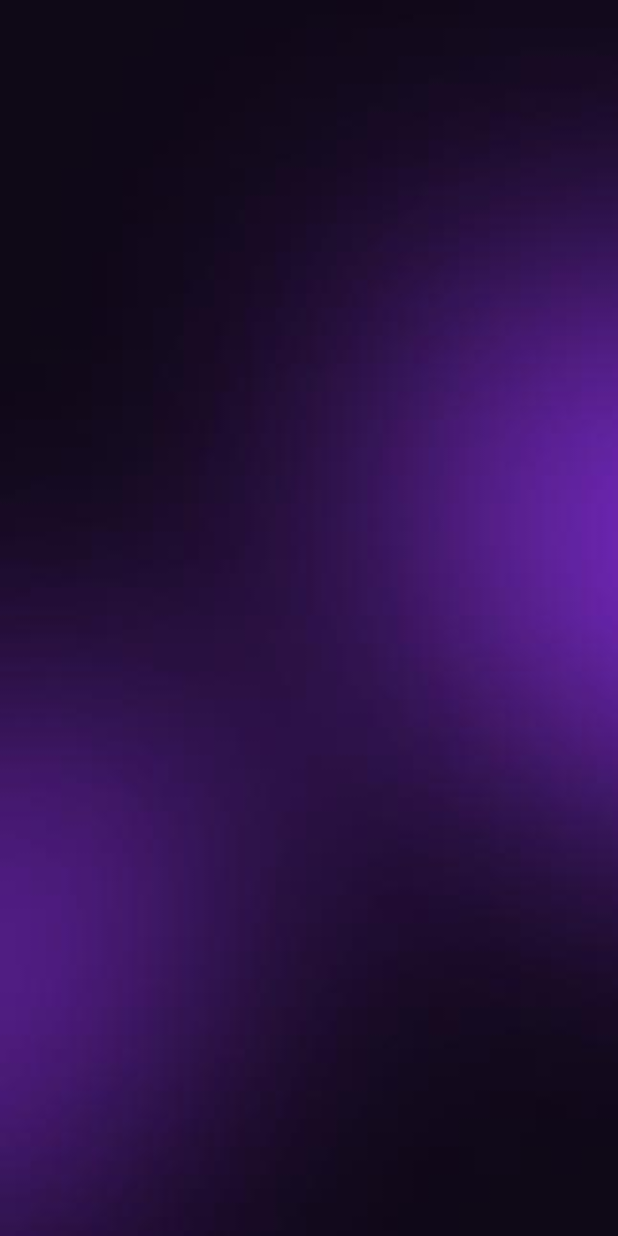
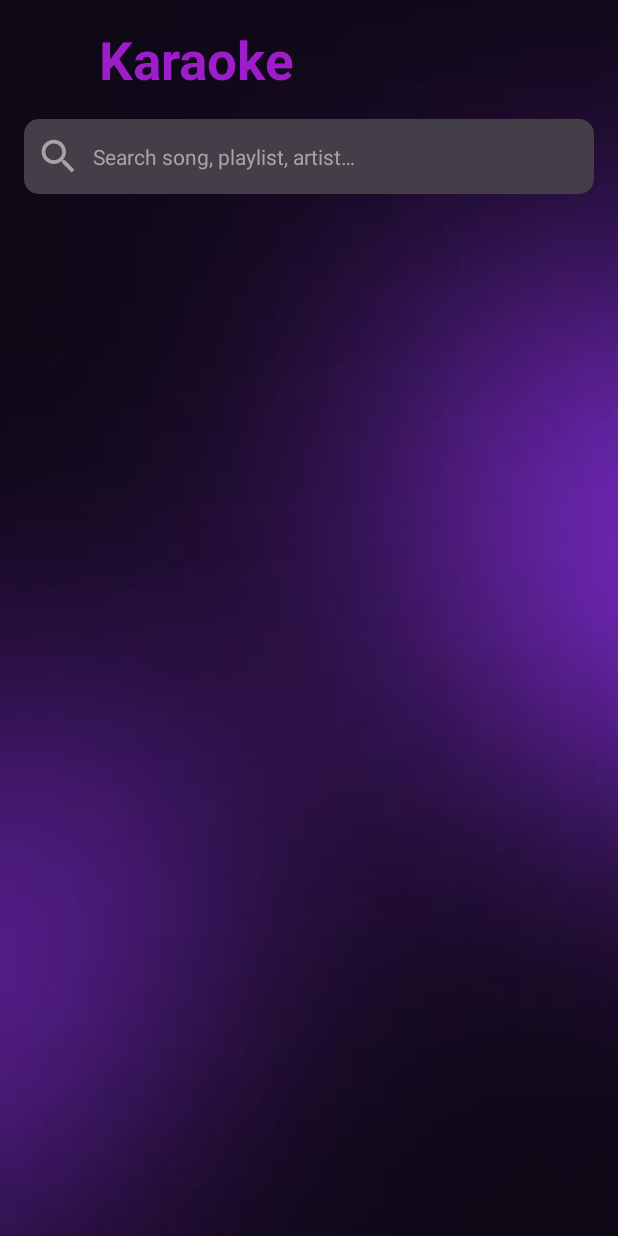
Before and after one commit to buiftheescoong/-HKI2425_MobDev20_Nhom06, an Android app built with Jetpack Compose: the layout karaoke.xml on its own in the app's theme, with its tools: preview values and no code run, on a phone screen of 412 x 824 dp. Run offline under Robolectric (Android 15) with nearby library versions, the light colour scheme and no system bars.

Commit message:
update player_activity forget_pass_activity xml

```diff
--- a/app/src/main/res/layout/forget_password_activity.xml
+++ b/app/src/main/res/layout/forget_password_activity.xml
@@ -21,7 +21,7 @@
         android:layout_marginTop="32dp"
         android:layout_marginBottom="16dp"
         android:gravity="center"
-        android:text="@string/textViewChangePassword"
+        android:text="@string/enterYourEmail"
         android:textColor="@color/white"
         android:textSize="24sp"
         android:textStyle="bold" />
--- a/app/src/main/res/layout/karaoke.xml
+++ b/app/src/main/res/layout/karaoke.xml
@@ -8,36 +8,35 @@
     android:padding="16dp">
 
     <!-- Music Section Header -->
-<!--    <TextView-->
-<!--        android:id="@+id/textKaraoke"-->
-<!--        android:layout_width="wrap_content"-->
-<!--        android:layout_height="wrap_content"-->
-<!--        android:layout_marginStart="50dp"-->
-<!--        android:text="@string/textKaraoke"-->
-<!--        android:textSize="35sp"-->
-<!--        android:textColor="#9D1DCA"-->
-<!--        android:textStyle="bold"-->
-<!--        app:layout_constraintTop_toTopOf="parent"-->
-<!--        app:layout_constraintStart_toStartOf="parent"-->
-<!--        app:layout_constraintEnd_toEndOf="parent" />-->
+    <TextView
+        android:id="@+id/textKaraoke"
+        android:layout_width="wrap_content"
+        android:layout_height="wrap_content"
+        android:layout_marginStart="50dp"
+        android:text="@string/textKaraoke"
+        android:textSize="35sp"
+        android:textColor="#9D1DCA"
+        android:textStyle="bold"
+        app:layout_constraintTop_toTopOf="parent"
+        app:layout_constraintStart_toStartOf="parent" />
 
-<!--    &lt;!&ndash; Search Bar &ndash;&gt;-->
-<!--    <EditText-->
-<!--        android:id="@+id/editTextSearch"-->
-<!--        android:layout_width="match_parent"-->
-<!--        android:layout_height="50dp"-->
-<!--        android:autofillHints=""-->
-<!--        android:background="@drawable/search_bar_background"-->
-<!--        android:drawableStart="@drawable/icon_search"-->
-<!--        android:drawablePadding="8dp"-->
-<!--        android:hint="@string/editTextSearch"-->
-<!--        android:textColorHint="#A5A5A5"-->
-<!--        android:textColor="#A5A5A5"-->
-<!--        android:textSize="14sp"-->
-<!--        android:inputType="text"-->
-<!--        app:layout_constraintTop_toBottomOf="@id/textKaraoke"-->
-<!--        app:layout_constraintStart_toStartOf="parent"-->
-<!--        app:layout_constraintEnd_toEndOf="parent"-->
-<!--        android:layout_marginTop="16dp"/>-->
+    <!-- Search Bar -->
+    <EditText
+        android:id="@+id/editTextSearch"
+        android:layout_width="match_parent"
+        android:layout_height="50dp"
+        android:autofillHints=""
+        android:background="@drawable/search_bar_background"
+        android:drawableStart="@drawable/icon_search"
+        android:drawablePadding="8dp"
+        android:hint="@string/editTextSearch"
+        android:textColorHint="#A5A5A5"
+        android:textColor="#A5A5A5"
+        android:textSize="14sp"
+        android:inputType="text"
+        app:layout_constraintTop_toBottomOf="@id/textKaraoke"
+        app:layout_constraintStart_toStartOf="parent"
+        app:layout_constraintEnd_toEndOf="parent"
+        android:layout_marginTop="16dp"/>
 
 </androidx.constraintlayout.widget.ConstraintLayout>
--- a/app/src/main/res/values/strings.xml
+++ b/app/src/main/res/values/strings.xml
@@ -22,6 +22,7 @@
     <string name="tabRnB"><![CDATA[R&B]]></string>
     <string name="tabFestival">Festival</string>
     <string name="textFavorite">Your favorites</string>
+    <string name="textKaraoke">Karaoke</string>
     <string name="textViewChangePassword">Change Password</string>
     <string name="back">Back</string>
     <string name="buttonSendBTN">Send Authentication Email</string>
@@ -33,4 +34,9 @@
     <string name="cancel">Cancel</string>
     <string name="textKaraoke">Karaoke</string>
 
+    <string name="song_name">This is song name</string>
+    <string name="song_artist">This is song artist</string>
+    <string name="durationPlayed">1:27</string>
+    <string name="durationTotal">3:48</string>
+    <string name="enterYourEmail">Please enter your Email</string>
 </resources>
```
Also changed, not shown: app/src/main/res/drawable/icon_heart.xml (added, +13 -0 lines), app/src/main/res/layout/player_activity.xml (+26 -9 lines), app/src/main/res/xml/bottom_navigation_menu.xml (deleted, +0 -19 lines), app/src/main/res/drawable-nodpi/ic_music.png (deleted).
